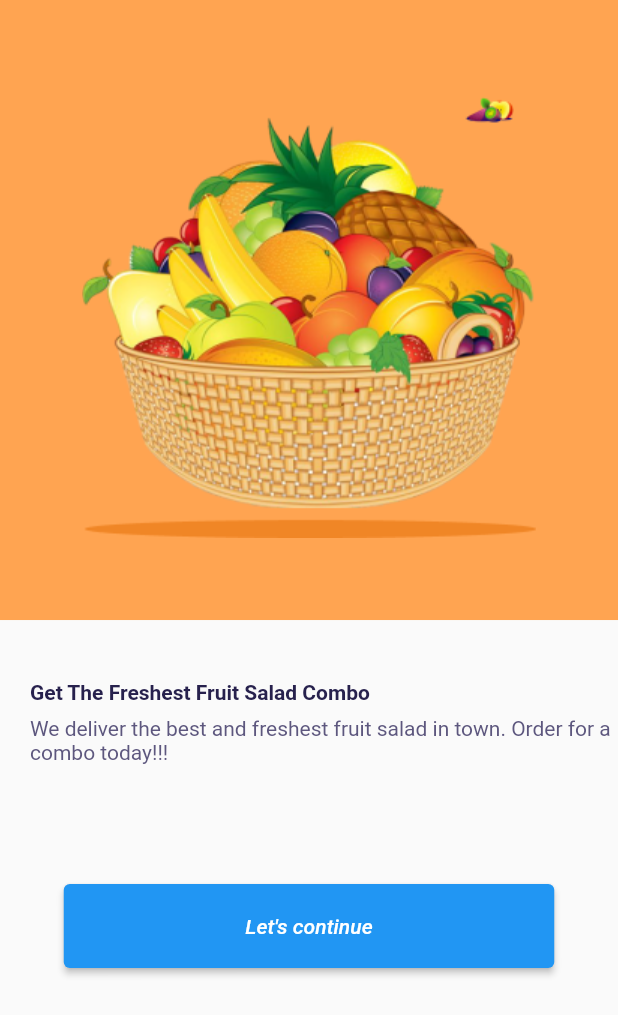
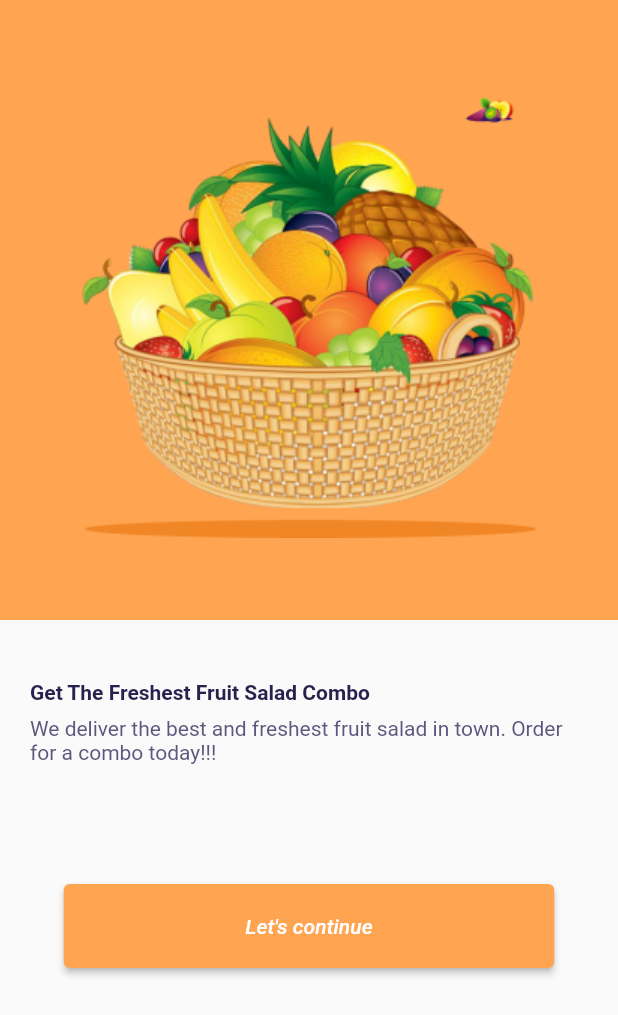
Before and after one commit to DarkDragonHand/TarefaSprint2, a Flutter app: the screen it shows after launch, on a phone screen of 412 x 824 dp. Shown: the top 1015 px of the screen. Run offline on Flutter 3.47's test engine with Material 2 defaults, Android fonts, the light colour scheme and no system bars.

Commit message:
Adicionado novas alterações na welcome_screen e authentication_screen

```diff
--- a/fruit_sale_mobile/lib/screens/welcome_screen.dart
+++ b/fruit_sale_mobile/lib/screens/welcome_screen.dart
@@ -16,7 +16,7 @@ class WelcomeScreen extends StatelessWidget {
               child: Image.asset('assets/images/Component1.png'),
             ),
             Padding(
-              padding: const EdgeInsets.only(top: 40, left: 20),
+              padding: const EdgeInsets.only(top: 40, left: 20, right: 20),
               child: Column(
                 crossAxisAlignment: CrossAxisAlignment.start,
                 children: const [
@@ -38,10 +38,8 @@ class WelcomeScreen extends StatelessWidget {
             ElevatedButton(
               onPressed: () {},
               style: ElevatedButton.styleFrom(
-                  minimumSize: const Size.fromHeight(56),
-                  maximumSize: const Size.fromWidth(327),
-                  //backgroundColor:
-                  //backgroundColor: MaterialStatePropertyAll(Color(0xFFFFA451)),
+                  minimumSize: const Size(327.0, 56.0),
+                  backgroundColor: const Color(0xFFFFA451),
                   ),
               child: const Text(
                 "Let's continue",
--- a/fruit_sale_mobile/pubspec.yaml
+++ b/fruit_sale_mobile/pubspec.yaml
@@ -68,9 +68,6 @@ flutter:
   assets:
     - assets/images/
 
-
-
-
   # An image asset can refer to one or more resolution-specific "variants", see
   # https://flutter.dev/assets-and-images/#resolution-aware
 
```
Also changed, not shown: fruit_sale_mobile/lib/screens/authentication_screen.dart (+67 -0 lines), fruit_sale_mobile/assets/images/Component2.png (added).
